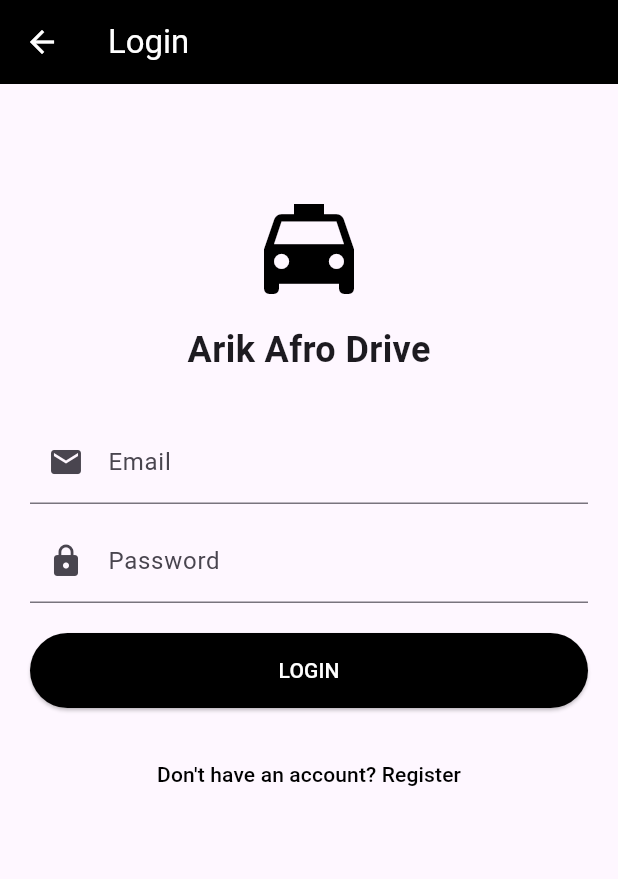
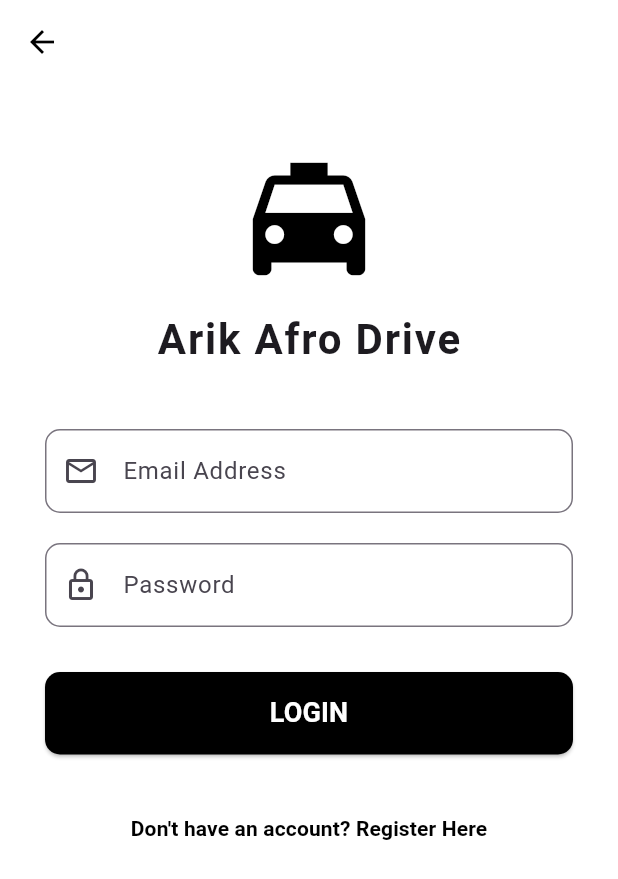
Before and after one commit to bishop2018-byte/arik-afro-backend, a Flutter app: the LoginScreen screen opened directly, on a phone screen of 412 x 824 dp. Shown: the top 879 px of the screen. Run offline on Flutter 3.47's test engine with Material 3 defaults, Android fonts, the phone set to English and light mode, and no system bars; our stand-ins replace geocoding, geolocator, google_maps_flutter.

```diff
--- a/arik_afro_drive/lib/screens/login_screen.dart
+++ b/arik_afro_drive/lib/screens/login_screen.dart
@@ -1,7 +1,6 @@
 import 'package:flutter/material.dart';
 import 'package:http/http.dart' as http;
 import 'dart:convert';
-// import '../api_constants.dart'; // ❌ Commented out to ensure we use the hardcoded link
 
 import 'driver_dashboard.dart';
 import 'home_screen.dart';
@@ -20,18 +19,19 @@
   final _passwordController = TextEditingController();
   bool isLoading = false;
 
-  // ✅ FIXED: DIRECT CLOUD LINK
+  // ✅ DIRECT CLOUD LINK
   final String baseUrl = "https://arik-api.onrender.com";
 
   Future<void> login() async {
-    if (_emailController.text.trim().isEmpty || _passwordController.text.trim().isEmpty) {
-      ScaffoldMessenger.of(context).showSnackBar(const SnackBar(content: Text("Please fill in all fields")));
+    if (_emailController.text.trim().isEmpty ||
+        _passwordController.text.trim().isEmpty) {
+      ScaffoldMessenger.of(context).showSnackBar(
+          const SnackBar(content: Text("Please fill in all fields")));
       return;
     }
 
     setState(() => isLoading = true);
 
-    // ✅ FIXED: Using the direct Cloud URL
     final String url = '$baseUrl/api/auth/login';
 
     try {
@@ -39,74 +39,123 @@
         Uri.parse(url),
         headers: {"Content-Type": "application/json"},
         body: jsonEncode({
-          "email": _emailController.text.trim(),
+          "email":
+              _emailController.text.trim().toLowerCase(), // ✅ Normalize email
           "password": _passwordController.text.trim(),
         }),
       );
 
       if (response.statusCode == 200) {
-        var userData = jsonDecode(response.body);
+        var responseData = jsonDecode(response.body);
+
+        // ✅ FIXED: Most backends nest the user data inside a 'user' object
+        // If your backend sends it directly, keep it as responseData
+        var user = responseData['user'] ?? responseData;
+        String role = user['role']?.toString().toLowerCase() ?? 'client';
 
         if (!mounted) return;
 
-        // Routing Logic
-        if (userData['role'] == 'driver') {
-          Navigator.pushReplacement(context, MaterialPageRoute(builder: (context) => DriverDashboard(userData: userData)));
-        } else if (userData['role'] == 'admin') {
-          Navigator.pushReplacement(context, MaterialPageRoute(builder: (context) => AdminDashboard(userData: userData)));
+        // ✅ PASSING DATA: We send the 'user' data to the next screen
+        if (role == 'driver') {
+          Navigator.pushReplacement(
+              context,
+              MaterialPageRoute(
+                  builder: (context) => DriverDashboard(userData: user)));
+        } else if (role == 'admin') {
+          Navigator.pushReplacement(
+              context,
+              MaterialPageRoute(
+                  builder: (context) => AdminDashboard(userData: user)));
         } else {
-          Navigator.pushReplacement(context, MaterialPageRoute(builder: (context) => HomeScreen(userData: userData)));
+          Navigator.pushReplacement(
+              context,
+              MaterialPageRoute(
+                  builder: (context) => HomeScreen(userData: user)));
         }
       } else {
-        ScaffoldMessenger.of(context).showSnackBar(const SnackBar(content: Text("Login Failed. Check credentials.")));
+        ScaffoldMessenger.of(context).showSnackBar(
+            const SnackBar(content: Text("Invalid Email or Password")));
       }
     } catch (e) {
-      print("Login Error: $e");
-      ScaffoldMessenger.of(context).showSnackBar(const SnackBar(content: Text("Server Connection Error. Check your internet.")));
+      debugPrint("Login Error: $e");
+      ScaffoldMessenger.of(context).showSnackBar(const SnackBar(
+          content: Text("Cannot connect to server. Ensure it is awake!")));
     }
 
-    setState(() => isLoading = false);
+    if (mounted) setState(() => isLoading = false);
   }
 
   @override
   Widget build(BuildContext context) {
     return Scaffold(
-      appBar: AppBar(title: const Text("Login"), backgroundColor: Colors.black, foregroundColor: Colors.white),
+      backgroundColor: Colors.white,
+      appBar: AppBar(
+          elevation: 0,
+          backgroundColor: Colors.white,
+          iconTheme: const IconThemeData(color: Colors.black)),
       body: Padding(
-        padding: const EdgeInsets.all(20.0),
-        child: SingleChildScrollView( // Added scroll view to prevent overflow on small screens
+        padding: const EdgeInsets.symmetric(horizontal: 30.0),
+        child: SingleChildScrollView(
           child: Column(
-            mainAxisAlignment: MainAxisAlignment.center,
             children: [
-              const SizedBox(height: 50),
-              const Icon(Icons.local_taxi, size: 80, color: Colors.black),
+              const SizedBox(height: 40),
+              const Icon(Icons.local_taxi, size: 100, color: Colors.black),
               const SizedBox(height: 10),
-              const Text("Arik Afro Drive", style: TextStyle(fontSize: 24, fontWeight: FontWeight.bold)),
+              const Text("Arik Afro Drive",
+                  style: TextStyle(
+                      fontSize: 28,
+                      fontWeight: FontWeight.bold,
+                      letterSpacing: 1.2)),
+              const SizedBox(height: 40),
+              TextField(
+                  controller: _emailController,
+                  keyboardType: TextInputType.emailAddress,
+                  decoration: InputDecoration(
+                    labelText: "Email Address",
+                    prefixIcon: const Icon(Icons.email_outlined),
+                    border: OutlineInputBorder(
+                        borderRadius: BorderRadius.circular(10)),
+                  )),
+              const SizedBox(height: 20),
+              TextField(
+                  controller: _passwordController,
+                  obscureText: true,
+                  decoration: InputDecoration(
+                    labelText: "Password",
+                    prefixIcon: const Icon(Icons.lock_outline),
+                    border: OutlineInputBorder(
+                        borderRadius: BorderRadius.circular(10)),
+                  )),
               const SizedBox(height: 30),
-
-              TextField(controller: _emailController, decoration: const InputDecoration(labelText: "Email", prefixIcon: Icon(Icons.email))),
-              const SizedBox(height: 10),
-              TextField(controller: _passwordController, decoration: const InputDecoration(labelText: "Password", prefixIcon: Icon(Icons.lock)), obscureText: true),
-              const SizedBox(height: 20),
-
               isLoading
                   ? const CircularProgressIndicator(color: Colors.black)
                   : SizedBox(
                       width: double.infinity,
+                      height: 55,
                       child: ElevatedButton(
                         onPressed: login,
-                      style: ElevatedButton.styleFrom(backgroundColor: Colors.black, foregroundColor: Colors.white, padding: const EdgeInsets.symmetric(vertical: 15)),
-                      child: const Text("LOGIN"),
+                        style: ElevatedButton.styleFrom(
+                            backgroundColor: Colors.black,
+                            shape: RoundedRectangleBorder(
+                                borderRadius: BorderRadius.circular(10))),
+                        child: const Text("LOGIN",
+                            style: TextStyle(
+                                fontSize: 18,
+                                color: Colors.white,
+                                fontWeight: FontWeight.bold)),
                       ),
                     ),
-
-              const SizedBox(height: 20),
-
+              const SizedBox(height: 25),
               TextButton(
                 onPressed: () {
-                  Navigator.push(context, MaterialPageRoute(builder: (context) => const RoleSelectionScreen()));
+                  Navigator.push(
+                      context,
+                      MaterialPageRoute(
+                          builder: (context) => const RoleSelectionScreen()));
                 },
-                child: const Text("Don't have an account? Register", style: TextStyle(color: Colors.black)),
+                child: const Text("Don't have an account? Register Here",
+                    style: TextStyle(
+                        color: Colors.black, fontWeight: FontWeight.w600)),
               )
             ],
           ),
```
Also changed, not shown: arik_afro_drive/lib/main.dart (+15 -3 lines), arik_afro_drive/lib/screens/driver_dashboard.dart (+148 -182 lines), arik_afro_drive/lib/screens/home_screen.dart (+141 -65 lines), arik_afro_drive/pubspec.yaml (+10 -6 lines), arik_afro_drive/pubspec.lock, 5 other files. Lines whose indentation alone changed are shown as unchanged.
